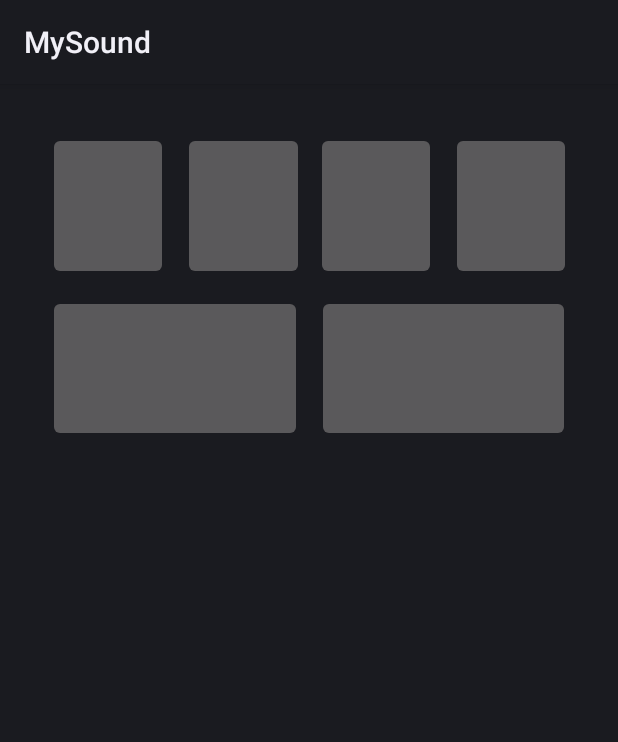
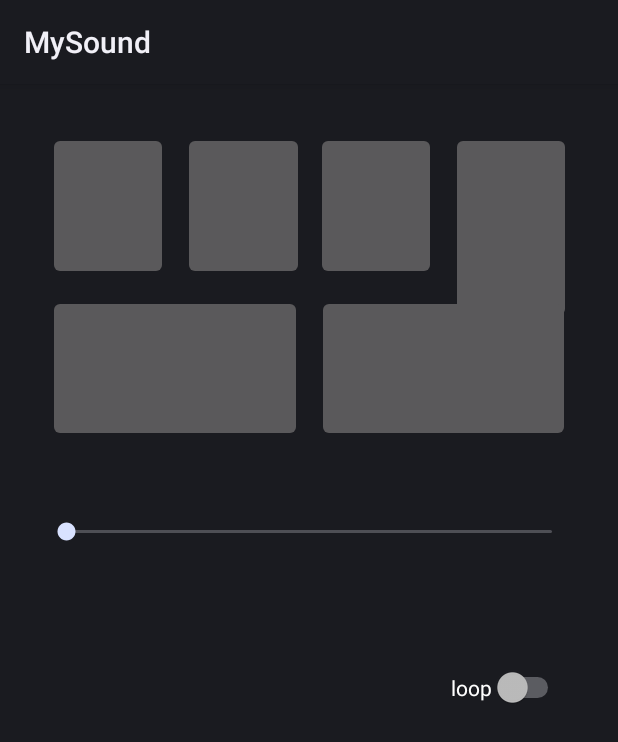
Before and after one commit to Sertyhopss/android-labs-sound, an Android app: the layout activity_main.xml on its own in the app's theme, with its tools: preview values and no code run, on a phone screen of 412 x 824 dp. Shown: the top 742 px of the screen. Run offline under Robolectric (Android 15) with nearby library versions, the phone set to English and light mode, and no system bars.

Commit message:
add speed seekbar and loop switch to ui

```diff
--- a/app/src/main/res/layout/activity_main.xml
+++ b/app/src/main/res/layout/activity_main.xml
@@ -11,9 +11,10 @@
             android:layout_height="0dp" app:srcCompat="@android:drawable/ic_menu_delete"
             android:id="@+id/imageButton4"
             tools:ignore="MissingConstraints" app:layout_constraintStart_toEndOf="@+id/imageButton2"
-            app:layout_constraintEnd_toEndOf="parent" app:layout_constraintTop_toTopOf="@+id/imageButton2"
-            app:layout_constraintBottom_toBottomOf="@+id/imageButton2" android:layout_marginEnd="31dp"
-    />
+            app:layout_constraintEnd_toEndOf="parent" app:layout_constraintTop_toTopOf="parent"
+            android:layout_marginEnd="31dp"
+            android:layout_marginTop="32dp" android:layout_marginBottom="99dp"
+            app:layout_constraintBottom_toTopOf="@+id/seekBar2"/>
     <ImageButton
             android:layout_width="0dp"
             android:layout_height="0dp" app:srcCompat="@android:drawable/ic_menu_call"
@@ -56,4 +57,19 @@
             app:layout_constraintStart_toEndOf="@+id/imageButton5" app:layout_constraintEnd_toEndOf="parent"
             android:layout_marginBottom="529dp" app:layout_constraintBottom_toBottomOf="parent"
             android:layout_marginEnd="32dp"/>
+    <SeekBar
+            android:layout_width="0dp"
+            android:layout_height="0dp" android:id="@+id/seekBar2"
+            android:layout_marginTop="259dp"
+            android:layout_marginBottom="50dp" app:layout_constraintEnd_toEndOf="parent"
+            app:layout_constraintBottom_toTopOf="@+id/switch1" app:layout_constraintTop_toTopOf="parent"
+            app:layout_constraintStart_toStartOf="parent"
+            android:layout_marginStart="28dp" android:layout_marginEnd="28dp"/>
+    <Switch
+            android:text="loop"
+            android:layout_width="wrap_content"
+            android:layout_height="wrap_content" android:id="@+id/switch1"
+            app:layout_constraintBottom_toBottomOf="parent" app:layout_constraintTop_toBottomOf="@+id/seekBar2"
+            android:layout_marginEnd="36dp" android:layout_marginBottom="352dp"
+            app:layout_constraintEnd_toEndOf="parent"/>
 </androidx.constraintlayout.widget.ConstraintLayout>
```
